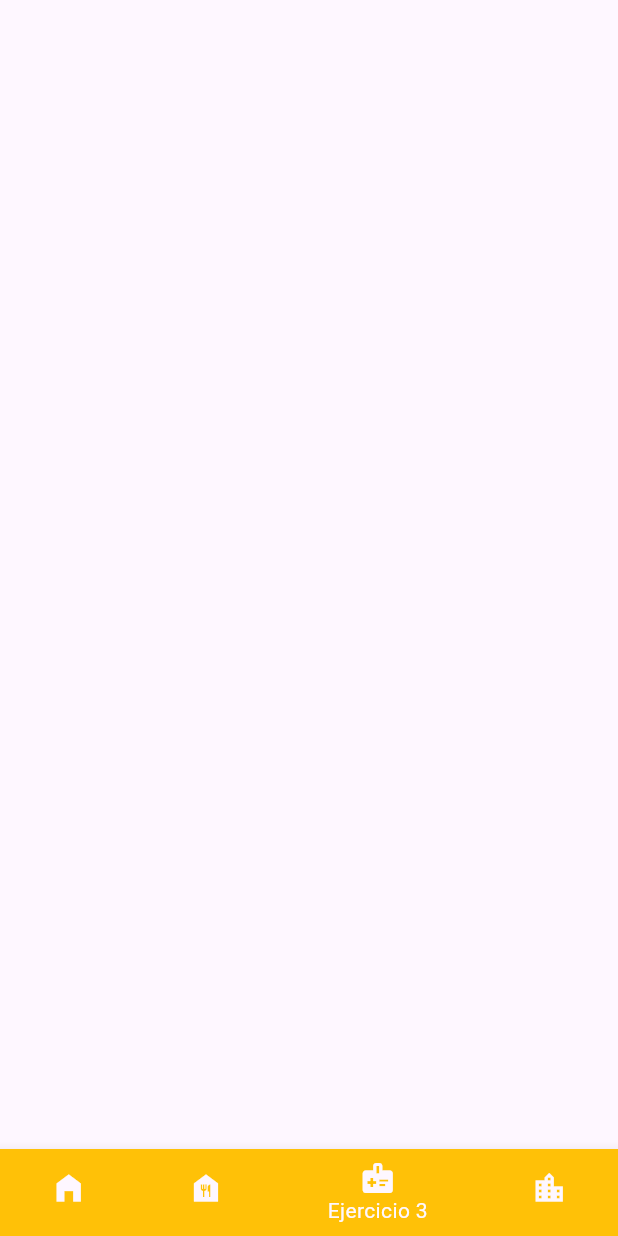
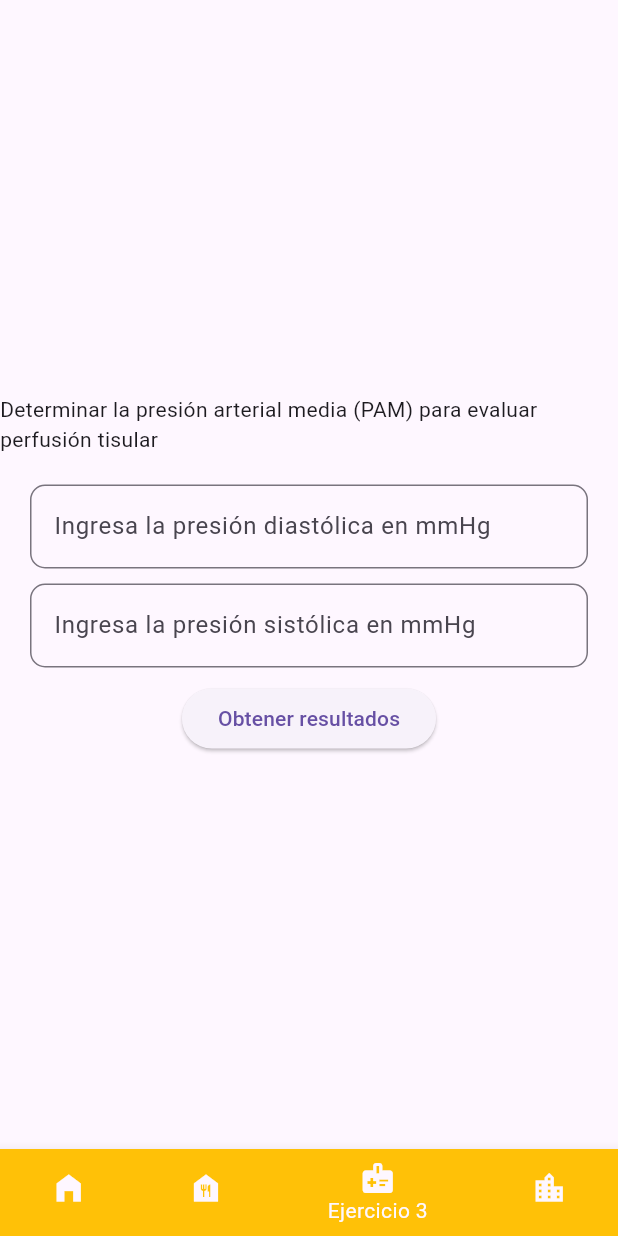
Before and after one commit to luiisao20/am3_prueba_1, a Flutter app: the screen it shows after launch, item 3 of the bottom bar chosen, on a phone screen of 412 x 824 dp. Run offline on Flutter 3.47's test engine with Material 3 defaults, Android fonts, the phone set to English and light mode, and no system bars.

Commit message:
excercise 3

```diff
--- a/lib/screens/excercise_3.dart
+++ b/lib/screens/excercise_3.dart
@@ -1,11 +1,117 @@
 import 'package:flutter/material.dart';
 
-
-class Excercise3 extends StatelessWidget {
+class Excercise3 extends StatefulWidget {
   const Excercise3({super.key});
 
   @override
+  State<Excercise3> createState() => _Excercise3State();
+}
+
+class _Excercise3State extends State<Excercise3> {
+  @override
   Widget build(BuildContext context) {
-    return Container();
+    return Scaffold(
+      body: SafeArea(
+        child: Center(
+          child: Column(
+            spacing: 20,
+            mainAxisSize: .min,
+            children: [
+              Center(
+                child: Text(
+                  'Determinar la presión arterial media (PAM) para evaluar perfusión tisular',
+                ),
+              ),
+              form(context),
+            ],
+          ),
+        ),
+      ),
+    );
   }
 }
+
+Widget form(BuildContext context) {
+  TextEditingController pressDiast = TextEditingController();
+  TextEditingController pressSis = TextEditingController();
+  return Padding(
+    padding: EdgeInsets.symmetric(horizontal: 20),
+    child: (Column(
+      spacing: 10,
+      children: [
+        TextField(
+          controller: pressDiast,
+          keyboardType: TextInputType.numberWithOptions(),
+          decoration: InputDecoration(
+            border: OutlineInputBorder(
+              borderRadius: BorderRadius.all(Radius.circular(10)),
+            ),
+            label: Text('Ingresa la presión diastólica en mmHg'),
+          ),
+        ),
+        TextField(
+          controller: pressSis,
+          keyboardType: TextInputType.numberWithOptions(),
+          decoration: InputDecoration(
+            border: OutlineInputBorder(
+              borderRadius: BorderRadius.all(Radius.circular(10)),
+            ),
+            label: Text('Ingresa la presión sistólica en mmHg'),
+          ),
+        ),
+        ElevatedButton(
+          onPressed: () => calculate(pressDiast.text, pressSis.text, context),
+          child: Text('Obtener resultados'),
+        ),
+      ],
+    )),
+  );
+}
+
+void calculate(String pressDiast, String pressSis, BuildContext context) {
+  if (pressDiast.trim().isEmpty || pressSis.trim().isEmpty) {
+    showDialog(
+      context: context,
+      builder: ((context) => AlertDialog(
+        title: Text('Error'),
+        content: Text('Existen datos vacios'),
+      )),
+    );
+    return;
+  }
+  try {
+    double pressDiastVal = double.parse(pressDiast);
+    double pressSisVal = double.parse(pressSis);
+
+    if (pressSisVal < pressDiastVal) {
+      showDialog(
+        context: context,
+        builder: (context) => AlertDialog(
+          title: Text('error'),
+          content: Text(
+            'La presión sistólica no puede ser menor a la presión diastólica',
+          ),
+        ),
+      );
+      return;
+    }
+
+    double result = pressDiastVal + (pressSisVal - pressDiastVal) / 3;
+
+    showDialog(
+      context: context,
+      builder: ((context) => AlertDialog(
+        title: Text('Resultado'),
+        content: Text('La perfusión tisular es: ${result.toStringAsFixed(2)}'),
+      )),
+    );
+  } catch (e) {
+    showDialog(
+      context: context,
+      builder: (context) => AlertDialog(
+        title: Text('error'),
+        content: Text('Existio un error, revisa los datos'),
+      ),
+    );
+  }
+}
```
